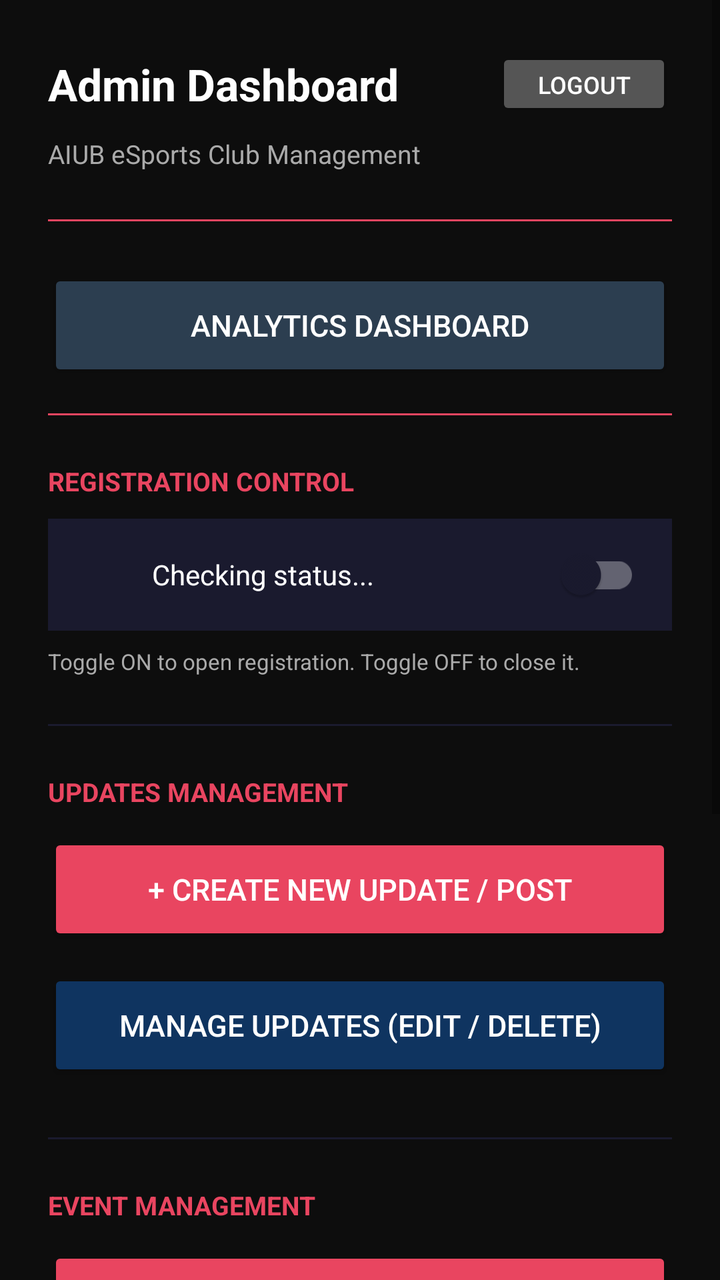
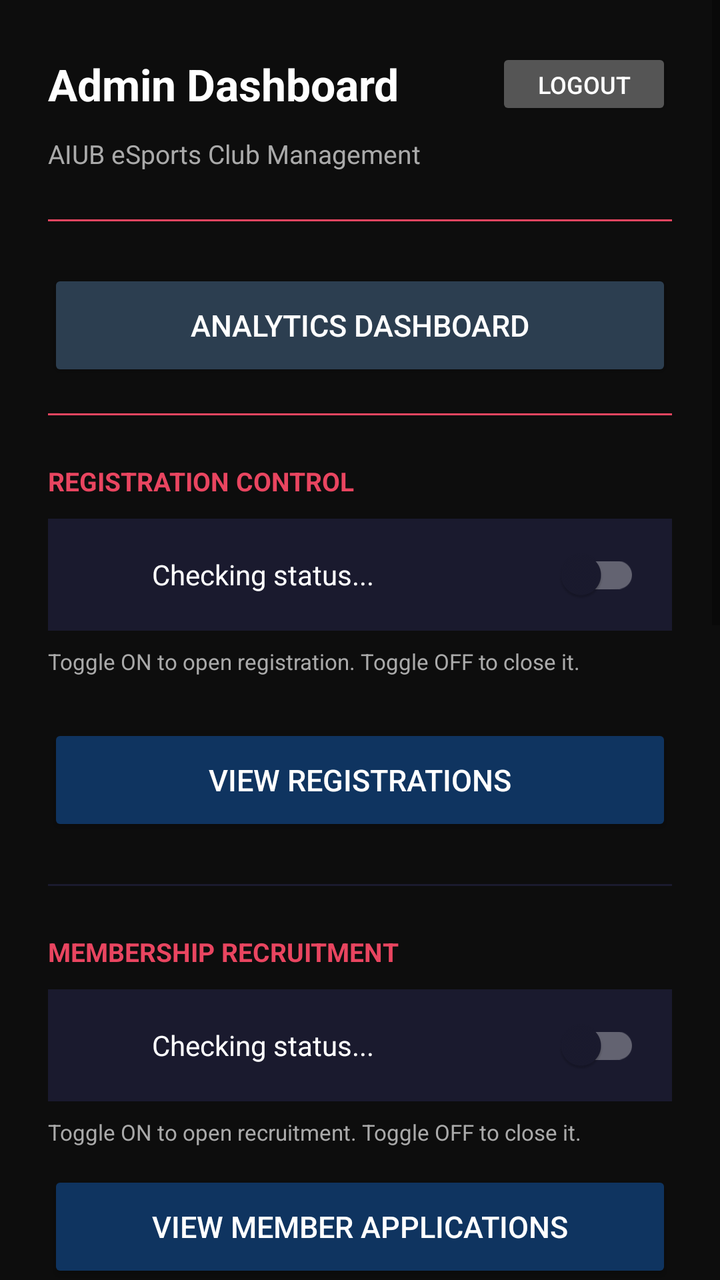

Two renders of the same Android screen: before a commit and after it. Below are the layout's source before the change and the commit's diff.
<!-- AndroidManifest.xml: application theme Theme.AIUBeSportsClub -->
<!-- res/layout/fragment_admin_dashboard.xml -->
<?xml version="1.0" encoding="utf-8"?>
<ScrollView
    xmlns:android="http://schemas.android.com/apk/res/android"
    android:layout_width="match_parent"
    android:layout_height="match_parent"
    android:background="@color/dark_bg">

    <LinearLayout
        android:layout_width="match_parent"
        android:layout_height="wrap_content"
        android:orientation="vertical"
        android:padding="24dp">

        
        <LinearLayout
            android:layout_width="match_parent"
            android:layout_height="wrap_content"
            android:orientation="horizontal"
            android:gravity="center_vertical"
            android:layout_marginBottom="8dp">

            <TextView
                android:layout_width="0dp"
                android:layout_height="wrap_content"
                android:layout_weight="1"
                android:text="Admin Dashboard"
                android:textSize="22sp"
                android:textStyle="bold"
                android:textColor="@color/white"/>

            <Button
                android:id="@+id/btnAdminLogout"
                android:layout_width="wrap_content"
                android:layout_height="36dp"
                android:text="Logout"
                android:textSize="12sp"
                android:textColor="@color/white"
                android:backgroundTint="#555555"/>

        </LinearLayout>

        <TextView
            android:layout_width="wrap_content"
            android:layout_height="wrap_content"
            android:text="AIUB eSports Club Management"
            android:textSize="13sp"
            android:textColor="@color/light_gray"
            android:layout_marginBottom="24dp"/>

        
        <View
            android:layout_width="match_parent"
            android:layout_height="1dp"
            android:background="@color/accent"
            android:layout_marginBottom="24dp"/>

        
        <Button
            android:id="@+id/btnViewAnalytics"
            android:layout_width="match_parent"
            android:layout_height="56dp"
            android:text="Analytics Dashboard"
            android:textSize="15sp"
            android:textColor="@color/white"
            android:backgroundTint="#2C3E50"
            android:layout_marginBottom="16dp"/>

        <View
            android:layout_width="match_parent"
            android:layout_height="1dp"
            android:background="@color/accent"
            android:layout_marginBottom="24dp"/>

        
        <TextView
            android:layout_width="match_parent"
            android:layout_height="wrap_content"
            android:text="REGISTRATION CONTROL"
            android:textSize="13sp"
            android:textStyle="bold"
            android:textColor="@color/accent"
            android:layout_marginBottom="10dp"/>

        
        <LinearLayout
            android:layout_width="match_parent"
            android:layout_height="56dp"
            android:orientation="horizontal"
            android:background="@color/card_bg"
            android:paddingStart="16dp"
            android:paddingEnd="16dp"
            android:gravity="center_vertical"
            android:layout_marginBottom="8dp">

            
            <ProgressBar
                android:id="@+id/progressRegStatus"
                android:layout_width="24dp"
                android:layout_height="24dp"
                android:layout_marginEnd="12dp"
                android:visibility="visible"/>

            
            <TextView
                android:id="@+id/tvRegStatus"
                android:layout_width="0dp"
                android:layout_height="wrap_content"
                android:layout_weight="1"
                android:text="Checking status..."
                android:textSize="14sp"
                android:textColor="@color/white"/>

            
            <com.google.android.material.switchmaterial.SwitchMaterial
                android:id="@+id/switchRegOpen"
                android:layout_width="wrap_content"
                android:layout_height="wrap_content"
                android:checked="false"/>

        </LinearLayout>

        <TextView
            android:layout_width="match_parent"
            android:layout_height="wrap_content"
            android:text="Toggle ON to open registration. Toggle OFF to close it."
            android:textSize="11sp"
            android:textColor="@color/light_gray"
            android:layout_marginBottom="24dp"/>

        
        <View
            android:layout_width="match_parent"
            android:layout_height="1dp"
            android:background="@color/card_bg"
            android:layout_marginBottom="24dp"/>

        
        <TextView
            android:layout_width="wrap_content"
            android:layout_height="wrap_content"
            android:text="UPDATES MANAGEMENT"
            android:textSize="13sp"
            android:textStyle="bold"
            android:textColor="@color/accent"
            android:layout_marginBottom="12dp"/>

        <Button
            android:id="@+id/btnCreateUpdate"
            android:layout_width="match_parent"
            android:layout_height="56dp"
            android:text="+ Create New Update / Post"
            android:textSize="15sp"
            android:textColor="@color/white"
            android:backgroundTint="@color/accent"
            android:layout_marginBottom="12dp"/>

        <Button
            android:id="@+id/btnManageUpdates"
            android:layout_width="match_parent"
            android:layout_height="56dp"
            android:text="Manage Updates (Edit / Delete)"
            android:textSize="15sp"
            android:textColor="@color/white"
            android:backgroundTint="@color/accent_blue"
            android:layout_marginBottom="28dp"/>

        
        <View
            android:layout_width="match_parent"
            android:layout_height="1dp"
            android:background="@color/card_bg"
            android:layout_marginBottom="24dp"/>

        
        <TextView
            android:layout_width="wrap_content"
            android:layout_height="wrap_content"
            android:text="EVENT MANAGEMENT"
            android:textSize="13sp"
            android:textStyle="bold"
            android:textColor="@color/accent"
            android:layout_marginBottom="12dp"/>

        <Button
            android:id="@+id/btnAddEvent"
            android:layout_width="match_parent"
            android:layout_height="56dp"
            android:text="+ Add New Event"
            android:textSize="15sp"
            android:textColor="@color/white"
            android:backgroundTint="@color/accent"
            android:layout_marginBottom="12dp"/>

        <Button
            android:id="@+id/btnManageEvents"
            android:layout_width="match_parent"
            android:layout_height="56dp"
            android:text="Manage Events (Edit / Delete)"
            android:textSize="15sp"
            android:textColor="@color/white"
            android:backgroundTint="@color/accent_blue"
            android:layout_marginBottom="28dp"/>

        
        <View
            android:layout_width="match_parent"
            android:layout_height="1dp"
            android:background="@color/card_bg"
            android:layout_marginBottom="24dp"/>

        
        <TextView
            android:layout_width="wrap_content"
            android:layout_height="wrap_content"
            android:text="PLAYER MANAGEMENT"
            android:textSize="13sp"
            android:textStyle="bold"
            android:textColor="@color/accent"
            android:layout_marginBottom="12dp"/>

        <Button
            android:id="@+id/btnAddPlayer"
            android:layout_width="match_parent"
            android:layout_height="56dp"
            android:text="+ Add New Player"
            android:textSize="15sp"
            android:textColor="@color/white"
            android:backgroundTint="@color/accent"
            android:layout_marginBottom="12dp"/>

        <Button
            android:id="@+id/btnManagePlayers"
            android:layout_width="match_parent"
            android:layout_height="56dp"
            android:text="Manage Players (Edit / Delete)"
            android:textSize="15sp"
            android:textColor="@color/white"
            android:backgroundTint="@color/accent_blue"
            android:layout_marginBottom="28dp"/>

    </LinearLayout>
</ScrollView>
<!-- resources referenced by this layout -->
<resources>
  <color name="accent">#E94560</color>
  <color name="accent_blue">#0F3460</color>
  <color name="card_bg">#1A1A2E</color>
  <color name="dark_bg">#0D0D0D</color>
  <color name="light_gray">#AAAAAA</color>
  <color name="white">#FFFFFF</color>
  <style name="Theme.AIUBeSportsClub" parent="Theme.MaterialComponents.DayNight.NoActionBar">
  
          <item name="colorPrimary">@color/accent_main</item>
          <item name="colorPrimaryVariant">@color/accent_navy</item>
          <item name="colorOnPrimary">@color/white</item>
          <item name="android:windowBackground">@color/dark_bg</item>
          <item name="colorSurface">@color/card_bg</item>
          <item name="colorOnSurface">@color/white</item>
          <item name="android:statusBarColor">@color/card_bg</item>
          <item name="android:navigationBarColor">@color/dark_bg</item>
          <item name="android:windowLightStatusBar">false</item>
  
          
  
      </style>
  <color name="accent_main">#E94560</color>
  <color name="accent_navy">#0F3460</color>
</resources>

<!-- the commit's change to res/layout/fragment_admin_dashboard.xml (unified diff, before → after) -->
@@ -127,7 +127,83 @@
             android:textColor="@color/light_gray"
             android:layout_marginBottom="24dp"/>
 
-        
+        <Button
+            android:id="@+id/btnViewRegistrations"
+            android:layout_width="match_parent"
+            android:layout_height="56dp"
+            android:text="View Registrations"
+            android:textSize="15sp"
+            android:textColor="@color/white"
+            android:backgroundTint="@color/accent_blue"
+            android:layout_marginBottom="24dp"/>
+        
+        <View
+            android:layout_width="match_parent"
+            android:layout_height="1dp"
+            android:background="@color/card_bg"
+            android:layout_marginBottom="24dp"/>
+        
+        <TextView
+            android:layout_width="match_parent"
+            android:layout_height="wrap_content"
+            android:text="MEMBERSHIP RECRUITMENT"
+            android:textSize="13sp"
+            android:textStyle="bold"
+            android:textColor="@color/accent"
+            android:layout_marginBottom="10dp"/>
+
+        <LinearLayout
+            android:layout_width="match_parent"
+            android:layout_height="56dp"
+            android:orientation="horizontal"
+            android:background="@color/card_bg"
+            android:paddingStart="16dp"
+            android:paddingEnd="16dp"
+            android:gravity="center_vertical"
+            android:layout_marginBottom="8dp">
+
+            <ProgressBar
+                android:id="@+id/progressRecruitStatus"
+                android:layout_width="24dp"
+                android:layout_height="24dp"
+                android:layout_marginEnd="12dp"
+                android:visibility="visible"/>
+
+            <TextView
+                android:id="@+id/tvRecruitStatus"
+                android:layout_width="0dp"
+                android:layout_height="wrap_content"
+                android:layout_weight="1"
+                android:text="Checking status..."
+                android:textSize="14sp"
+                android:textColor="@color/white"/>
+
+            <com.google.android.material.switchmaterial.SwitchMaterial
+                android:id="@+id/switchRecruitOpen"
+                android:layout_width="wrap_content"
+                android:layout_height="wrap_content"
+                android:checked="false"/>
+
+        </LinearLayout>
+
+        <TextView
+            android:layout_width="match_parent"
+            android:layout_height="wrap_content"
+            android:text="Toggle ON to open recruitment. Toggle OFF to close it."
+            android:textSize="11sp"
+            android:textColor="@color/light_gray"
+            android:layout_marginBottom="12dp"/>
+
+        <Button
+            android:id="@+id/btnViewMemberApplications"
+            android:layout_width="match_parent"
+            android:layout_height="56dp"
+            android:text="View Member Applications"
+            android:textSize="15sp"
+            android:textColor="@color/white"
+            android:backgroundTint="@color/accent_blue"
+            android:layout_marginBottom="24dp"/>
+
         <View
             android:layout_width="match_parent"
             android:layout_height="1dp"
